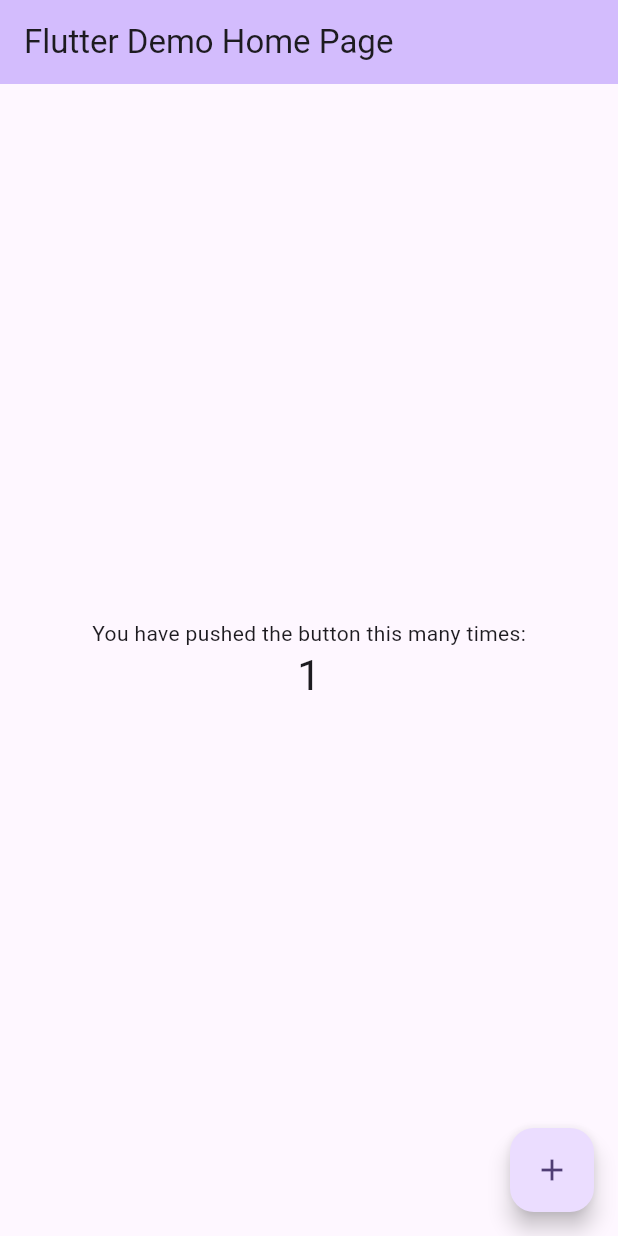
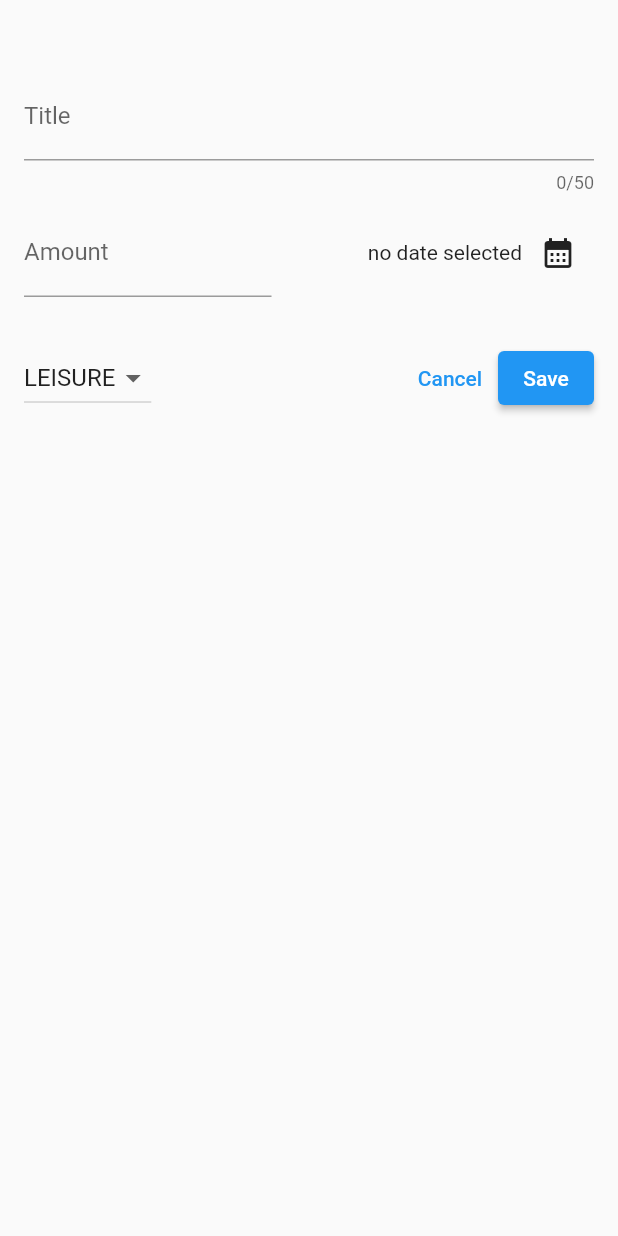
Before and after one commit to BrijeshSajeev/Flutter_Learnings, a Flutter app: the screen it shows after launch, after a tap on the "add" icon, on a phone screen of 412 x 824 dp. Run offline on Flutter 3.47's test engine with Material 2 defaults, Android fonts, the phone set to English and light mode, and no system bars; our stand-ins replace google_fonts.

```diff
--- a/expense_tracker/lib/main.dart
+++ b/expense_tracker/lib/main.dart
@@ -1,125 +1,11 @@
+import 'package:expense_tracker/widgets/expenses.dart';
+
 import 'package:flutter/material.dart';
 
 void main() {
-  runApp(const MyApp());
+  runApp(
+    const MaterialApp(
+      home: Expenses(),
+    ),
+  );
 }
-
-class MyApp extends StatelessWidget {
-  const MyApp({super.key});
-
-  // This widget is the root of your application.
-  @override
-  Widget build(BuildContext context) {
-    return MaterialApp(
-      title: 'Flutter Demo',
-      theme: ThemeData(
-        // This is the theme of your application.
-        //
-        // TRY THIS: Try running your application with "flutter run". You'll see
-        // the application has a blue toolbar. Then, without quitting the app,
-        // try changing the seedColor in the colorScheme below to Colors.green
-        // and then invoke "hot reload" (save your changes or press the "hot
-        // reload" button in a Flutter-supported IDE, or press "r" if you used
-        // the command line to start the app).
-        //
-        // Notice that the counter didn't reset back to zero; the application
-        // state is not lost during the reload. To reset the state, use hot
-        // restart instead.
-        //
-        // This works for code too, not just values: Most code changes can be
-        // tested with just a hot reload.
-        colorScheme: ColorScheme.fromSeed(seedColor: Colors.deepPurple),
-        useMaterial3: true,
-      ),
-      home: const MyHomePage(title: 'Flutter Demo Home Page'),
-    );
-  }
-}
-
-class MyHomePage extends StatefulWidget {
-  const MyHomePage({super.key, required this.title});
-
-  // This widget is the home page of your application. It is stateful, meaning
-  // that it has a State object (defined below) that contains fields that affect
-  // how it looks.
-
-  // This class is the configuration for the state. It holds the values (in this
-  // case the title) provided by the parent (in this case the App widget) and
-  // used by the build method of the State. Fields in a Widget subclass are
-  // always marked "final".
-
-  final String title;
-
-  @override
-  State<MyHomePage> createState() => _MyHomePageState();
-}
-
-class _MyHomePageState extends State<MyHomePage> {
-  int _counter = 0;
-
-  void _incrementCounter() {
-    setState(() {
-      // This call to setState tells the Flutter framework that something has
-      // changed in this State, which causes it to rerun the build method below
-      // so that the display can reflect the updated values. If we changed
-      // _counter without calling setState(), then the build method would not be
-      // called again, and so nothing would appear to happen.
-      _counter++;
-    });
-  }
-
-  @override
-  Widget build(BuildContext context) {
-    // This method is rerun every time setState is called, for instance as done
-    // by the _incrementCounter method above.
-    //
-    // The Flutter framework has been optimized to make rerunning build methods
-    // fast, so that you can just rebuild anything that needs updating rather
-    // than having to individually change instances of widgets.
-    return Scaffold(
-      appBar: AppBar(
-        // TRY THIS: Try changing the color here to a specific color (to
-        // Colors.amber, perhaps?) and trigger a hot reload to see the AppBar
-        // change color while the other colors stay the same.
-        backgroundColor: Theme.of(context).colorScheme.inversePrimary,
-        // Here we take the value from the MyHomePage object that was created by
-        // the App.build method, and use it to set our appbar title.
-        title: Text(widget.title),
-      ),
-      body: Center(
-        // Center is a layout widget. It takes a single child and positions it
-        // in the middle of the parent.
-        child: Column(
-          // Column is also a layout widget. It takes a list of children and
-          // arranges them vertically. By default, it sizes itself to fit its
-          // children horizontally, and tries to be as tall as its parent.
-          //
-          // Column has various properties to control how it sizes itself and
-          // how it positions its children. Here we use mainAxisAlignment to
-          // center the children vertically; the main axis here is the vertical
-          // axis because Columns are vertical (the cross axis would be
-          // horizontal).
-          //
-          // TRY THIS: Invoke "debug painting" (choose the "Toggle Debug Paint"
-          // action in the IDE, or press "p" in the console), to see the
-          // wireframe for each widget.
-          mainAxisAlignment: MainAxisAlignment.center,
-          children: <Widget>[
-            const Text(
-              'You have pushed the button this many times:',
-            ),
-            Text(
-              '$_counter',
-              style: Theme.of(context).textTheme.headlineMedium,
-            ),
-          ],
-        ),
-      ),
-      floatingActionButton: FloatingActionButton(
-        onPressed: _incrementCounter,
-        tooltip: 'Increment',
-        child: const Icon(Icons.add),
-      ), // This trailing comma makes auto-formatting nicer for build methods.
-    );
-  }
-}
--- /dev/null
+++ b/expense_tracker/lib/models/expense.dart
@@ -0,0 +1,35 @@
+// import 'package:intl/intl.dart';
+import 'package:flutter/material.dart';
+import 'package:intl/intl.dart';
+import 'package:uuid/uuid.dart';
+
+const uuid = Uuid();
+final formatter = DateFormat.yMd();
+
+enum Category { food, work, leisure, travel }
+
+const categoryIcons = {
+  Category.food: Icon(Icons.lunch_dining),
+  Category.travel: Icon(Icons.flight_takeoff),
+  Category.leisure: Icon(Icons.movie),
+  Category.work: Icon(Icons.work),
+};
+
+class Expense {
+  Expense(
+      {required this.title,
+      required this.amount,
+      required this.date,
+      required this.category})
+      : id = uuid.v4();
+
+  final String id;
+  final String title;
+  final double amount;
+  final DateTime date;
+  final Category category;
+
+  String get formatDate {
+    return formatter.format(date);
+  }
+}
--- /dev/null
+++ b/expense_tracker/lib/widgets/expense_helper/expense_item.dart
@@ -0,0 +1,40 @@
+import 'package:expense_tracker/models/expense.dart';
+import 'package:flutter/material.dart';
+
+class ExpenseItem extends StatelessWidget {
+  const ExpenseItem(this.expense, {super.key});
+
+  final Expense expense;
+
+  @override
+  Widget build(context) {
+    return Card(
+      child: Padding(
+        padding: const EdgeInsets.symmetric(horizontal: 20, vertical: 16),
+        child: Column(
+          children: [
+            Text(expense.title),
+            const SizedBox(
+              height: 20,
+            ),
+            Row(
+              children: [
+                Text('\$${expense.amount.toStringAsFixed(2)}'),
+                const Spacer(),
+                Row(
+                  children: [
+                    Icon(categoryIcons[expense.category]?.icon ?? Icons.error),
+                    const SizedBox(
+                      width: 10,
+                    ),
+                    Text(expense.formatDate),
+                  ],
+                )
+              ],
+            ),
+          ],
+        ),
+      ),
+    );
+  }
+}
--- /dev/null
+++ b/expense_tracker/lib/widgets/expense_helper/expenses_list.dart
@@ -0,0 +1,17 @@
+import 'package:expense_tracker/models/expense.dart';
+import 'package:expense_tracker/widgets/expense_helper/expense_item.dart';
+import 'package:flutter/material.dart';
+
+class ExpensesList extends StatelessWidget {
+  const ExpensesList({super.key, required this.expenses});
+
+  final List<Expense> expenses;
+
+  @override
+  Widget build(context) {
+    return ListView.builder(
+      itemCount: expenses.length,
+      itemBuilder: (ctx, index) => ExpenseItem(expenses[index]),
+    );
+  }
+}
--- /dev/null
+++ b/expense_tracker/lib/widgets/expenses.dart
@@ -0,0 +1,65 @@
+import 'package:expense_tracker/models/expense.dart';
+import 'package:expense_tracker/widgets/expense_helper/expenses_list.dart';
+import 'package:expense_tracker/widgets/new_expense.dart';
+import 'package:flutter/material.dart';
+
+class Expenses extends StatefulWidget {
+  const Expenses({super.key});
+
+  @override
+  State<Expenses> createState() {
+    return _ExpensesState();
+  }
+}
+
+class _ExpensesState extends State<Expenses> {
+  final List<Expense> _regeisteredExpenses = [
+    Expense(
+        title: 'food',
+        amount: 100,
+        date: DateTime.now(),
+        category: Category.food),
+    Expense(
+        title: 'Flutter Course',
+        amount: 499,
+        date: DateTime.now(),
+        category: Category.work),
+  ];
+
+  void _addExpense(Expense expense) {
+    setState(() {
+      _regeisteredExpenses.add(expense);
+    });
+  }
+
+  void _openAddExpenseOverlay() {
+    showModalBottomSheet(
+      isScrollControlled: true,
+      context: context,
+      builder: (ctx) => NewExpense(
+        onAddExpense: _addExpense,
+      ),
+    );
+  }
+
+  @override
+  Widget build(context) {
+    return Scaffold(
+      appBar: AppBar(
+        title: const Text("Track Day"),
+        actions: [
+          IconButton(
+            onPressed: _openAddExpenseOverlay,
+            icon: const Icon(Icons.add),
+          )
+        ],
+      ),
+      body: Column(
+        children: [
+          const Text("Chart"),
+          Expanded(child: ExpensesList(expenses: _regeisteredExpenses)),
+        ],
+      ),
+    );
+  }
+}
--- /dev/null
+++ b/expense_tracker/lib/widgets/new_expense.dart
@@ -0,0 +1,168 @@
+import 'package:flutter/material.dart';
+import 'package:expense_tracker/models/expense.dart';
+
+class NewExpense extends StatefulWidget {
+  const NewExpense({super.key, required this.onAddExpense});
+
+  final void Function(Expense expense) onAddExpense;
+
+  @override
+  State<NewExpense> createState() {
+    return _NewExpenseState();
+  }
+}
+
+class _NewExpenseState extends State<NewExpense> {
+  final _titleController = TextEditingController();
+  final _amountController = TextEditingController();
+  DateTime? _selectedDate;
+  Category _selectedCategory = Category.leisure;
+
+  void _presentDatePicker() async {
+    final now = DateTime.now();
+    final firstDate = DateTime(now.year - 1, now.month, now.day);
+
+    final pickedDate = await showDatePicker(
+        context: context,
+        initialDate: now,
+        firstDate: firstDate,
+        lastDate: now);
+
+    setState(() {
+      _selectedDate = pickedDate;
+    });
+  }
+
+  void _submitInput() {
+    final enteredAmt = double.tryParse(_amountController.text);
+    final validAmt = enteredAmt == null || enteredAmt <= 0;
+
+    if (_titleController.text.trim().isEmpty ||
+        validAmt ||
+        _selectedDate == null) {
+      showDialog(
+        context: context,
+        builder: (ctx) => AlertDialog(
+          title: const Text("Invalid Input"),
+          content: const Text('Please enter all the fields.'),
+          actions: [
+            TextButton(
+                onPressed: () {
+                  Navigator.pop(ctx);
+                },
+                child: const Text("Okey"))
+          ],
+        ),
+      );
+      return;
+    }
+
+    widget.onAddExpense(
+      Expense(
+          title: _titleController.text,
+          amount: enteredAmt,
+          date: _selectedDate!,
+          category: _selectedCategory),
+    );
+    Navigator.pop(context);
+  }
+
+  @override
+  void dispose() {
+    _titleController.dispose();
+    _amountController.dispose();
+    super.dispose();
+  }
+
+  @override
+  Widget build(BuildContext context) {
+    return Padding(
+      padding: const EdgeInsets.fromLTRB(16, 48, 16, 16),
+      child: Column(
+        children: [
+          TextField(
+            controller: _titleController,
+            maxLength: 50,
+            decoration: const InputDecoration(
+              label: Text('Title'),
+            ),
+          ),
+          const SizedBox(
+            height: 10,
+          ),
+          Row(
+            children: [
+              Expanded(
+                child: TextField(
+                  controller: _amountController,
+                  keyboardType: TextInputType.number,
+                  decoration: const InputDecoration(
+                    prefixText: '\$ ',
+                    label: Text('Amount'),
+                  ),
+                ),
+              ),
+              const SizedBox(
+                width: 50,
+              ),
+              Expanded(
+                child: Row(
+                  mainAxisAlignment: MainAxisAlignment.end,
+                  crossAxisAlignment: CrossAxisAlignment.center,
+                  children: [
+                    Text(
+                      _selectedDate == null
+                          ? 'no date selected'
+                          : formatter.format(_selectedDate!),
+                    ),
+                    IconButton(
+                      onPressed: _presentDatePicker,
+                      icon: const Icon(Icons.calendar_month),
+                    )
+                  ],
+                ),
+              )
+            ],
+          ),
+          const SizedBox(
+            height: 30,
+          ),
+          Row(
+            children: [
+              DropdownButton(
+                value: _selectedCategory,
+                items: Category.values
+                    .map(
+                      (category) => DropdownMenuItem(
+                        value: category,
+                        child: Text(category.name.toUpperCase()),
+                      ),
+                    )
+                    .toList(),
+                onChanged: (val) {
+                  if (val == null) {
+                    return;
+                  }
+                  setState(() {
+                    _selectedCategory = val;
+                  });
+                },
+              ),
+              const Spacer(),
+              TextButton(
+                onPressed: () {
+                  Navigator.pop(context);
+                },
+                child: const Text('Cancel'),
+              ),
+              ElevatedButton(
+                onPressed: _submitInput,
+                child: const Text("Save"),
+              ),
+            ],
+          )
+        ],
+      ),
+    );
+  }
+}
--- a/expense_tracker/pubspec.yaml
+++ b/expense_tracker/pubspec.yaml
@@ -35,6 +35,8 @@ dependencies:
   # The following adds the Cupertino Icons font to your application.
   # Use with the CupertinoIcons class for iOS style icons.
   cupertino_icons: ^1.0.2
+  uuid: ^4.1.0
+  intl: ^0.18.1
 
 dev_dependencies:
   flutter_test:
```
Also changed, not shown: expense_tracker/pubspec.lock.
